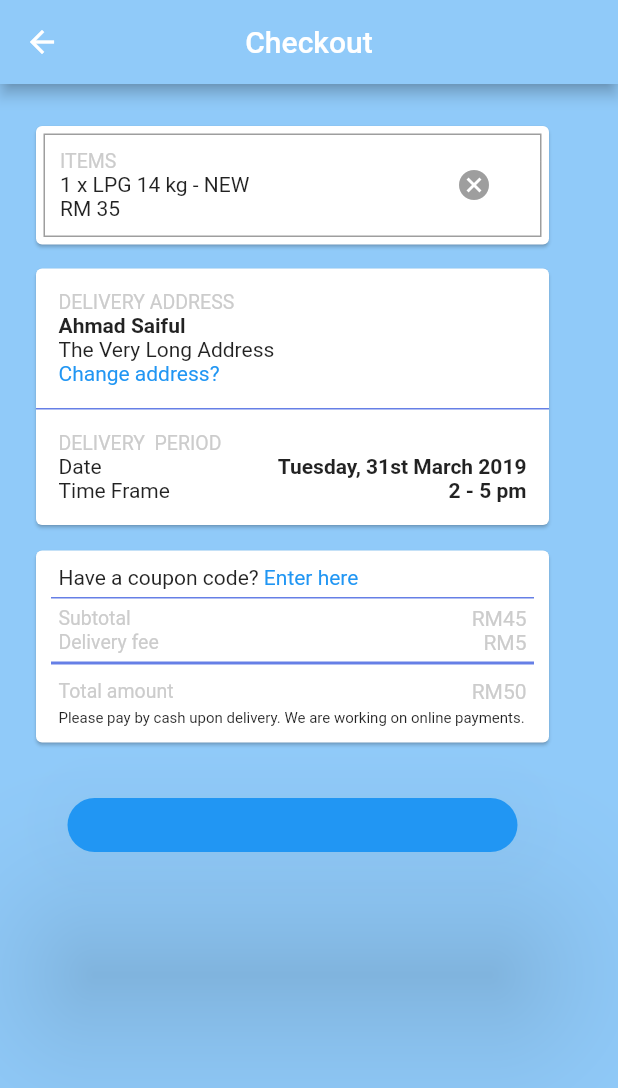
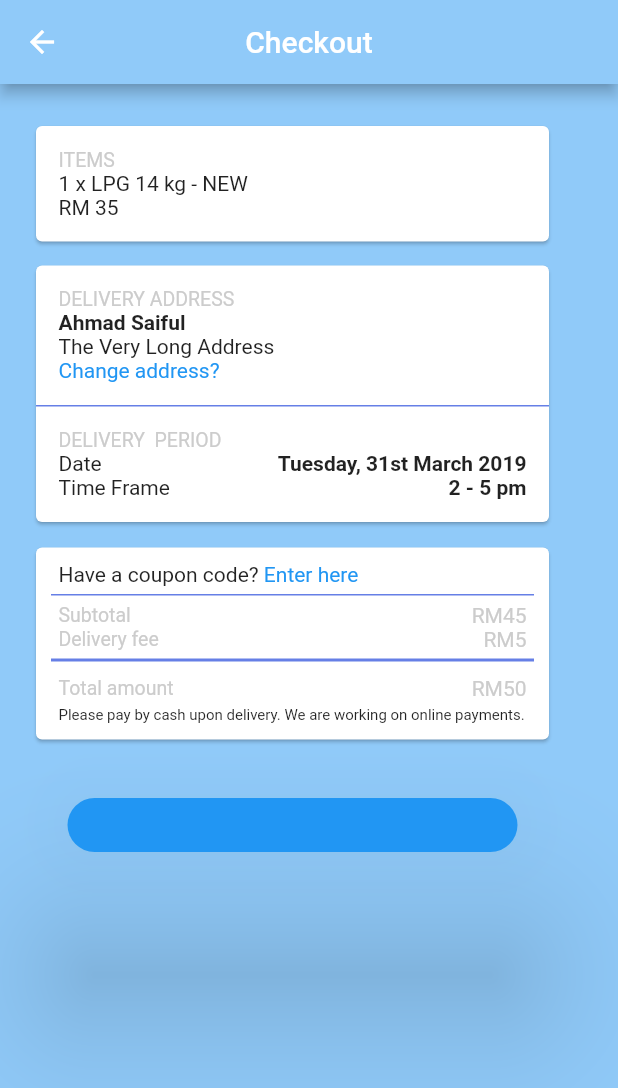
Before and after one commit to aimanuslim/Gas2Go, a Flutter app: the CustomerOrderPage screen opened directly, on a phone screen of 412 x 824 dp. Shown: the top 1088 px of the screen. Run offline on Flutter 3.47's test engine with Material 2 defaults, Android fonts, the phone set to English and light mode, and no system bars; our stand-ins replace font_awesome_flutter, intro_slider.

Commit message:
removed 'X' icon and grey border in Checkout screen

```diff
--- a/lib/commonelements.dart
+++ b/lib/commonelements.dart
@@ -12,7 +12,6 @@ class CommonProceedButton extends StatelessWidget {
   const CommonProceedButton({
     Key key,
     this.text,
-
   }) : super(key: key);
 
   final String text;
@@ -22,8 +21,7 @@ class CommonProceedButton extends StatelessWidget {
     return Padding(
       padding: EdgeInsets.symmetric(vertical: 10),
       child: RaisedButton(
-        child: Text(this.text,
-            style: TextStyle(color: Colors.white)),
+        child: Text(this.text, style: TextStyle(color: Colors.white)),
         color: Colors.blue,
         shape: new RoundedRectangleBorder(
             borderRadius: new BorderRadius.circular(30.0)),
@@ -35,7 +33,6 @@ class CommonProceedButton extends StatelessWidget {
     );
   }
 }
-
 
 Widget getLine(
     {color: Colors.black87,
@@ -53,7 +50,7 @@ Widget getLine(
 }
 
 Widget createFormField(String placeholder, Function validation, bool isPassword,
-      TextEditingController controller) {
+    TextEditingController controller) {
   return Padding(
       padding: EdgeInsets.symmetric(horizontal: 15),
       child: TextFormField(
@@ -70,11 +67,11 @@ Widget getOrderCard(context) {
   return Padding(
       padding: EdgeInsets.all(5),
       child: Container(
-        decoration: new BoxDecoration(border: Border.all(color: Colors.grey)
-            // new Border(top: BorderSide(
-            //   color: Colors.grey
-            // ))
-            ),
+        // decoration: new BoxDecoration(border: Border.all(color: Colors.grey)
+        //     // new Border(top: BorderSide(
+        //     //   color: Colors.grey
+        //     // ))
+        //     ),
         child: Row(
           mainAxisAlignment: MainAxisAlignment.spaceBetween,
           children: <Widget>[
@@ -89,16 +86,16 @@ Widget getOrderCard(context) {
                 ],
               ),
             ),
-            new FlatButton(
-              child: Icon(
-                Icons.cancel,
-                color: Colors.grey,
-              ),
-              color: Theme.of(context).cardColor,
-              onPressed: () {
-                // Perform some action
-              },
-            )
+            // new FlatButton(
+            //   child: Icon(
+            //     Icons.cancel,
+            //     color: Colors.grey,
+            //   ),
+            //   color: Theme.of(context).cardColor,
+            //   onPressed: () {
+            //     // Perform some action
+            //   },
+            // )
           ],
         ),
       ));
```
